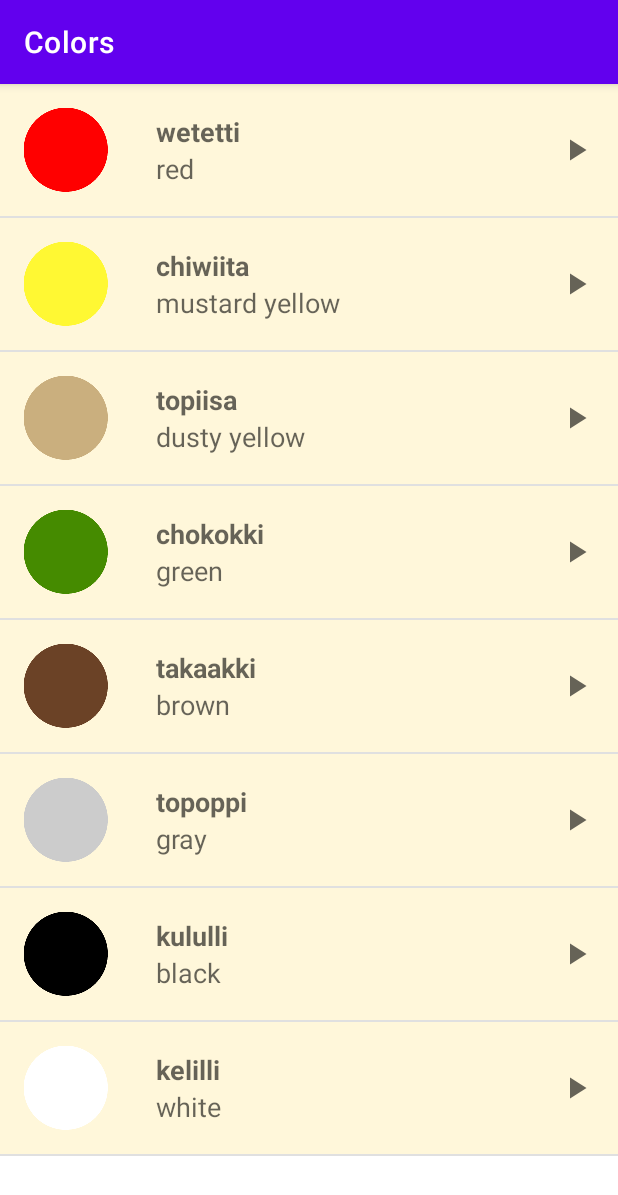
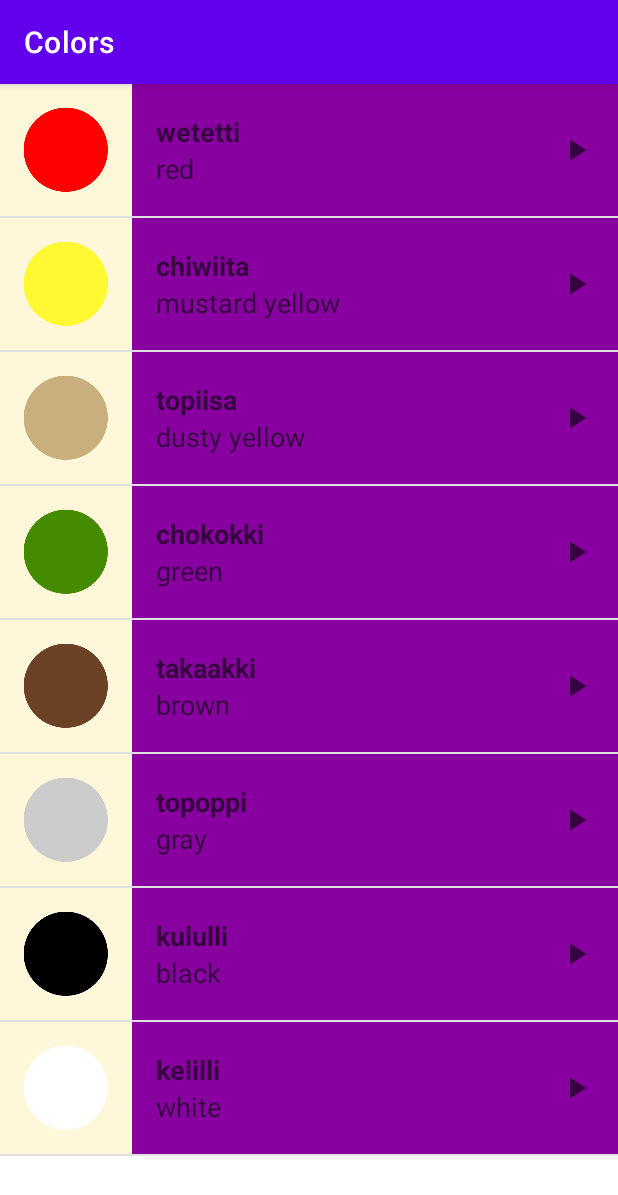
Before and after one commit to shakivhussain/Miwok, an Android app: the ColorsActivity screen opened directly, with no data from a screen before it, on a phone screen of 412 x 824 dp. Shown: the top 1195 px of the screen. Run offline under Robolectric (Android 15) with nearby library versions, the phone set to English and light mode, and no system bars.

Commit message:
add custome color on every activity list items

```diff
--- a/app/src/main/java/com/shakibmansoori/miwok/ColorsActivity.java
+++ b/app/src/main/java/com/shakibmansoori/miwok/ColorsActivity.java
@@ -29,7 +29,7 @@
         ListView listView = findViewById(R.id.numberListV);
 
         // we cant implement custom arraylist to the default adapter , so create custom arraAdapter
-        WordsAdapter adapter = new WordsAdapter(this, words);
+        WordsAdapter adapter = new WordsAdapter(this, words, R.color.category_colors);
         listView.setAdapter(adapter);
 
     }
--- a/app/src/main/java/com/shakibmansoori/miwok/FamilyActivity.java
+++ b/app/src/main/java/com/shakibmansoori/miwok/FamilyActivity.java
@@ -31,7 +31,7 @@
         ListView listView = findViewById(R.id.numberListV);
 
         // we cant implement custom arraylist to the default adapter , so create custom arraAdapter
-        WordsAdapter adapter = new WordsAdapter(this, words);
+        WordsAdapter adapter = new WordsAdapter(this, words, R.color.category_family);
         listView.setAdapter(adapter);
 
     }
--- a/app/src/main/java/com/shakibmansoori/miwok/NumbersActivity.java
+++ b/app/src/main/java/com/shakibmansoori/miwok/NumbersActivity.java
@@ -31,7 +31,7 @@
         ListView listView = findViewById(R.id.numberListV);
 
         // we cant implement custom arraylist to the default adapter , so create custom arraAdapter
-        WordsAdapter adapter = new WordsAdapter(this, words);
+        WordsAdapter adapter = new WordsAdapter(this, words, R.color.category_numbers);
         listView.setAdapter(adapter);
     }
 }
--- a/app/src/main/java/com/shakibmansoori/miwok/PhrasesActivity.java
+++ b/app/src/main/java/com/shakibmansoori/miwok/PhrasesActivity.java
@@ -28,7 +28,7 @@
         ListView listView = findViewById(R.id.numberListV);
 
         // we cant implement custom arraylist to the default adapter , so create custom arraAdapter
-        WordsAdapter adapter = new WordsAdapter(this, words);
+        WordsAdapter adapter = new WordsAdapter(this, words, R.color.category_phrases);
         listView.setAdapter(adapter);
 
 
--- a/app/src/main/java/com/shakibmansoori/miwok/WordsAdapter.java
+++ b/app/src/main/java/com/shakibmansoori/miwok/WordsAdapter.java
@@ -9,14 +9,17 @@
 import android.widget.ImageView;
 import android.widget.TextView;
 
+import androidx.core.content.ContextCompat;
+
 import java.util.ArrayList;
 
 public class WordsAdapter extends ArrayAdapter<Words> {
     private int mColorResourceId;
 
-    public WordsAdapter(Activity context, ArrayList<Words> words) {
+    public WordsAdapter(Activity context, ArrayList<Words> words, int colorResourceId) {
 
         super(context, 0, words);
+        mColorResourceId = colorResourceId;
     }
 
     @Override
@@ -43,13 +46,18 @@
 
         ImageView imageView = listItemView.findViewById(R.id.image);
 
-        if (currentWord.hasImage()){
+        if (currentWord.hasImage()) {
             imageView.setImageResource(currentWord.getImageResourceId());
             imageView.setVisibility(View.VISIBLE);
-        }else {
+        } else {
 
             imageView.setVisibility(View.GONE);
         }
+
+        View textContainer = listItemView.findViewById(R.id.text_container);
+        int color = ContextCompat.getColor(getContext(), mColorResourceId);
+
+        textContainer.setBackgroundColor(color);
 
 
         return listItemView;
--- a/app/src/main/res/layout/list_items.xml
+++ b/app/src/main/res/layout/list_items.xml
@@ -16,6 +16,7 @@
         android:layout_width="match_parent"
         android:layout_height="@dimen/list_item_height"
         android:layout_alignParentTop="true"
+        android:background="@color/category_colors"
         android:layout_alignParentRight="true"
         android:layout_alignParentBottom="true"
         android:layout_toRightOf="@+id/image"
```
